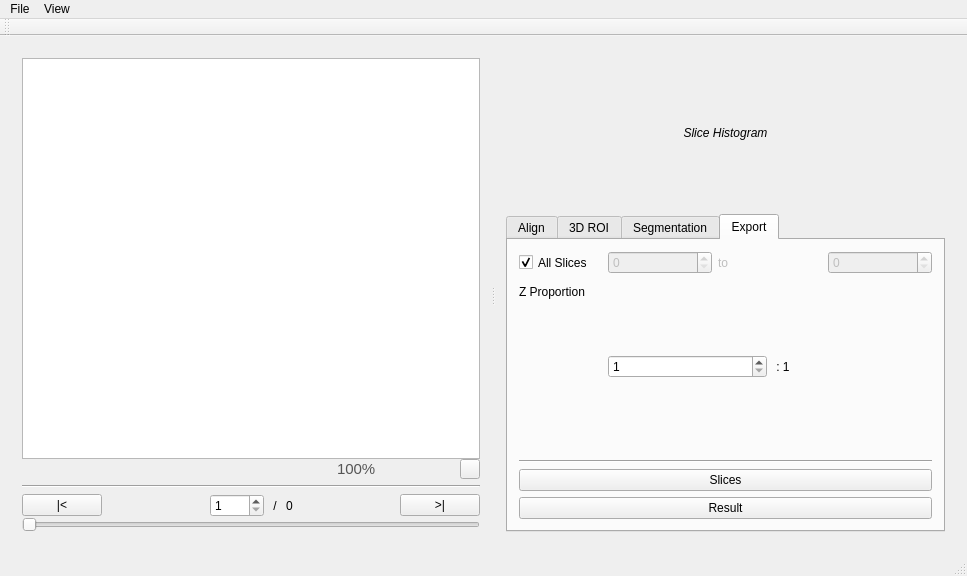
prsousa/TomSeg, file mainwindow.ui: the form before one commit.
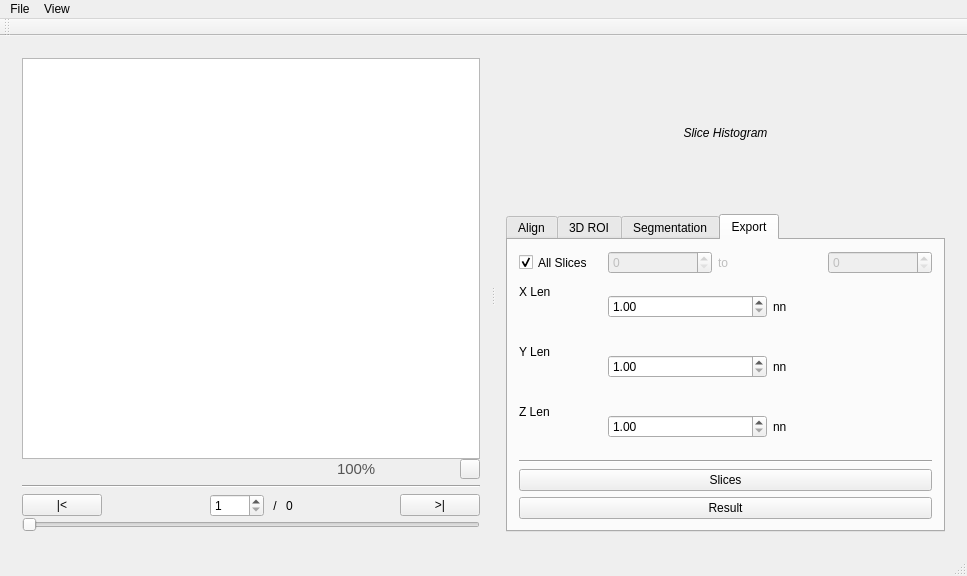
The form after the commit. The open tabs and pages were chosen to show the change. Icons and pictures are not drawn.

Commit message: Add notion of real measures (map pixel size to reality) to export with right proportions

```diff
--- a/mainwindow.ui
+++ b/mainwindow.ui
@@ -969,26 +969,85 @@
                 </property>
                </widget>
               </item>
-              <item row="1" column="0">
+              <item row="3" column="0">
                <widget class="QLabel" name="label_17">
                 <property name="text">
-                 <string>Z Proportion</string>
+                 <string>Z Len</string>
                 </property>
                </widget>
               </item>
-              <item row="1" column="1">
+              <item row="3" column="1">
                <layout class="QHBoxLayout" name="horizontalLayout_3">
                 <item>
-                 <widget class="QSpinBox" name="zProportionSpinBox">
+                 <widget class="QDoubleSpinBox" name="zLenSpinBox">
                   <property name="minimum">
-                   <number>1</number>
+                   <double>1.000000000000000</double>
+                  </property>
+                  <property name="maximum">
+                   <double>9999.989999999999782</double>
                   </property>
                  </widget>
                 </item>
                 <item>
                  <widget class="QLabel" name="label_18">
                   <property name="text">
-                   <string> : 1</string>
+                   <string>nn</string>
+                  </property>
+                 </widget>
+                </item>
+               </layout>
+              </item>
+              <item row="1" column="0">
+               <widget class="QLabel" name="label_15">
+                <property name="text">
+                 <string>X Len</string>
+                </property>
+               </widget>
+              </item>
+              <item row="1" column="1">
+               <layout class="QHBoxLayout" name="horizontalLayout_7">
+                <item>
+                 <widget class="QDoubleSpinBox" name="xLenSpinBox">
+                  <property name="minimum">
+                   <double>1.000000000000000</double>
+                  </property>
+                  <property name="maximum">
+                   <double>9999.989999999999782</double>
+                  </property>
+                 </widget>
+                </item>
+                <item>
+                 <widget class="QLabel" name="label_16">
+                  <property name="text">
+                   <string>nn</string>
+                  </property>
+                 </widget>
+                </item>
+               </layout>
+              </item>
+              <item row="2" column="0">
+               <widget class="QLabel" name="label_19">
+                <property name="text">
+                 <string>Y Len</string>
+                </property>
+               </widget>
+              </item>
+              <item row="2" column="1">
+               <layout class="QHBoxLayout" name="horizontalLayout_8">
+                <item>
+                 <widget class="QDoubleSpinBox" name="yLenSpinBox">
+                  <property name="minimum">
+                   <double>1.000000000000000</double>
+                  </property>
+                  <property name="maximum">
+                   <double>9999.989999999999782</double>
+                  </property>
+                 </widget>
+                </item>
+                <item>
+                 <widget class="QLabel" name="label_20">
+                  <property name="text">
+                   <string>nn</string>
                   </property>
                  </widget>
                 </item>
```
The commit also changes 5 other files.
